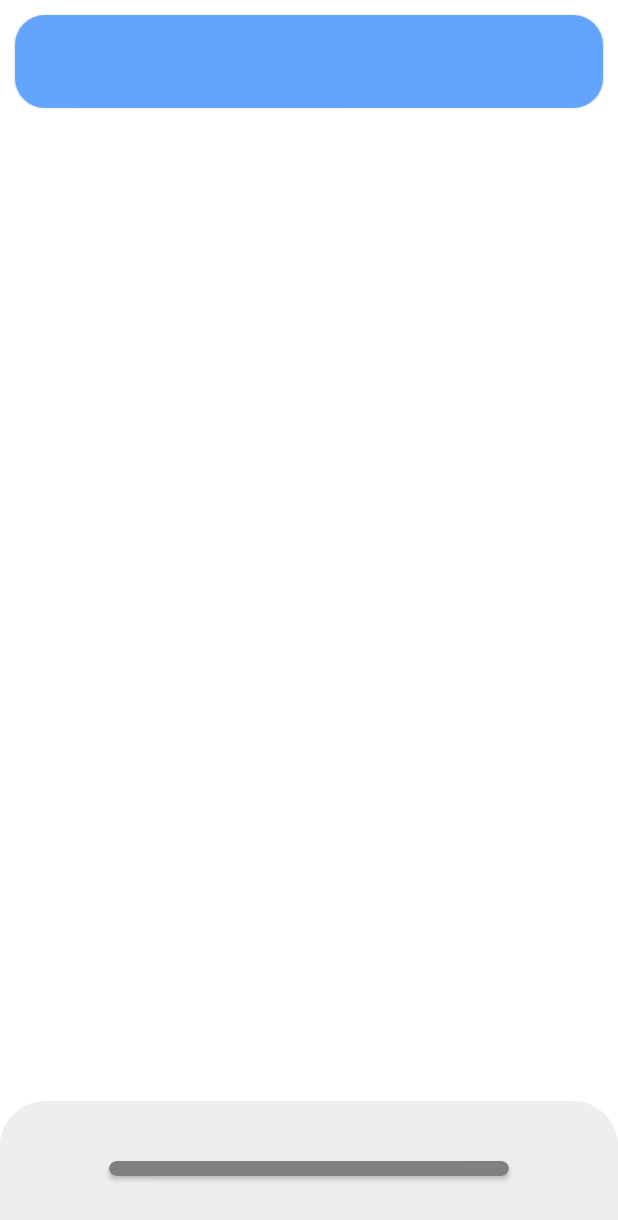
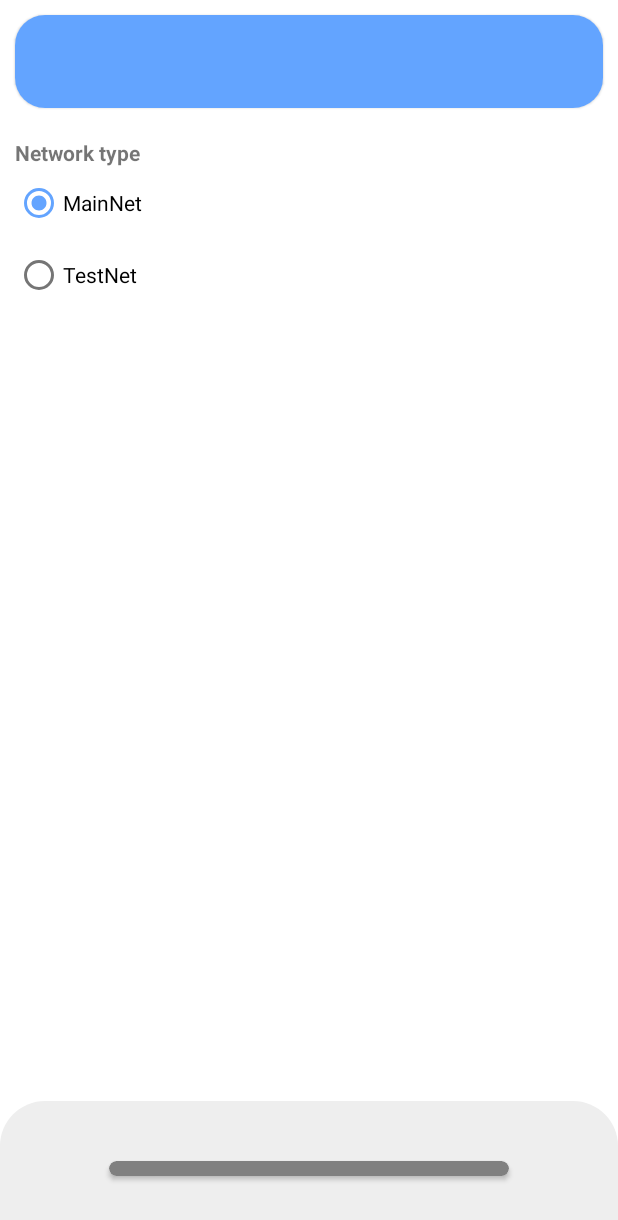
Before and after one commit to danielml3/MaterialWallet, an Android app: the screen it shows after launch (MainActivity), after a tap on "SETTINGS", on a phone screen of 412 x 824 dp. Shown: the top 1220 px of the screen. Run offline under Robolectric (Android 15) with nearby library versions, the phone set to English and light mode, and no system bars; libraries missing offline, so code that uses them is left out: io.horizontalsystems.bitcoincore, io.horizontalsystems.bitcoinkit, io.horizontalsystems.hdwalletkit; 2 statements that could not run were skipped.

Commit message:
app: let the user configure the network type
Signed-off-by: daniml3 <daniel@danielml.dev>
Change-Id: Ia6890e9b7c6e0dba213e3ea9ddf646cdfdc01840

```diff
--- a/app/src/main/kotlin/com/danielml/openwallet/BitcoinWallet.kt
+++ b/app/src/main/kotlin/com/danielml/openwallet/BitcoinWallet.kt
@@ -1,6 +1,8 @@
 package com.danielml.openwallet
 
 import android.content.Context
+import android.util.Log
+import com.danielml.openwallet.Global.Companion.TAG
 import io.horizontalsystems.bitcoincore.core.Bip
 import io.horizontalsystems.bitcoinkit.BitcoinKit
 
@@ -16,7 +18,7 @@ class BitcoinWallet(context: Context, mnemonic: List<String>, private val name:
                 mnemonic,
                 String(),
                 walletId,
-                Global.NETWORK_TYPE,
+                Global.getNetworkType(context),
                 Global.PEER_SIZE,
                 Global.SYNC_MODE,
                 Global.MIN_CONFIRMATIONS,
--- a/app/src/main/kotlin/com/danielml/openwallet/Global.kt
+++ b/app/src/main/kotlin/com/danielml/openwallet/Global.kt
@@ -3,6 +3,10 @@ package com.danielml.openwallet
 import android.app.Activity
 import android.content.Context
 import com.danielml.openwallet.layouts.DraggableLinearLayout
+import com.danielml.openwallet.managers.SettingsManager
+import com.danielml.openwallet.managers.SettingsManager.Companion.MAIN_NET_SETTING_VALUE
+import com.danielml.openwallet.managers.SettingsManager.Companion.NETWORK_TYPE_SETTING
+import com.danielml.openwallet.managers.SettingsManager.Companion.TEST_NET_SETTING_VALUE
 import com.danielml.openwallet.managers.WalletManager
 import io.horizontalsystems.bitcoincore.BitcoinCore
 import io.horizontalsystems.bitcoinkit.BitcoinKit
@@ -18,7 +22,6 @@ class Global {
         const val SHARED_PREFS_MNEMONICS_LIST: String = "mnemonics-list"
 
         // Define various values used when initializing a wallet
-        val NETWORK_TYPE: BitcoinKit.NetworkType = BitcoinKit.NetworkType.TestNet
         val SYNC_MODE: BitcoinCore.SyncMode = BitcoinCore.SyncMode.Api()
         const val MIN_CONFIRMATIONS: Int = 1
         const val PEER_SIZE: Int = 5
@@ -50,5 +53,19 @@ class Global {
         fun getDraggableWalletContainer(context: Context): DraggableLinearLayout {
             return ((context as Activity).findViewById(R.id.wallet_draggable_layout) as DraggableLinearLayout)
         }
+
+        /*
+         * @returns the network type set by the user
+         */
+        fun getNetworkType(context: Context) : BitcoinKit.NetworkType {
+            val networkTypeSetting = SettingsManager.getSetting(context, NETWORK_TYPE_SETTING, MAIN_NET_SETTING_VALUE)
+            var networkType = BitcoinKit.NetworkType.MainNet
+
+            if (networkTypeSetting == TEST_NET_SETTING_VALUE) {
+                networkType = BitcoinKit.NetworkType.TestNet
+            }
+
+            return networkType
+        }
     }
 }
--- a/app/src/main/kotlin/com/danielml/openwallet/fragments/SettingsFragment.kt
+++ b/app/src/main/kotlin/com/danielml/openwallet/fragments/SettingsFragment.kt
@@ -5,9 +5,17 @@ import android.os.Bundle
 import android.view.LayoutInflater
 import android.view.View
 import android.view.ViewGroup
+import android.widget.RadioButton
+import android.widget.RadioGroup
 import android.widget.TextView
 import androidx.fragment.app.Fragment
+import com.danielml.openwallet.Global
 import com.danielml.openwallet.R
+import com.danielml.openwallet.managers.SettingsManager
+import com.danielml.openwallet.managers.SettingsManager.Companion.MAIN_NET_SETTING_VALUE
+import com.danielml.openwallet.managers.SettingsManager.Companion.NETWORK_TYPE_SETTING
+import com.danielml.openwallet.managers.SettingsManager.Companion.TEST_NET_SETTING_VALUE
+import io.horizontalsystems.bitcoinkit.BitcoinKit
 
 class SettingsFragment : Fragment() {
     override fun onCreateView(inflater: LayoutInflater, container: ViewGroup?, savedInstanceState: Bundle?): View? {
@@ -18,5 +26,25 @@ class SettingsFragment : Fragment() {
         super.onViewCreated(view, savedInstanceState)
 
         (context as Activity).findViewById<TextView>(R.id.active_wallet_name)?.text = ""
+
+        val networkTypeRadioGroup = view.findViewById<RadioGroup>(R.id.network_type_radio_group)
+        val mainNetRadioButton = view.findViewById<RadioButton>(R.id.main_net_radio_button)
+        val testNetRadioButton = view.findViewById<RadioButton>(R.id.test_net_radio_button)
+
+        networkTypeRadioGroup.setOnCheckedChangeListener { _, checkedId ->
+            var settingValue = MAIN_NET_SETTING_VALUE
+            if (checkedId == testNetRadioButton.id) {
+                settingValue = TEST_NET_SETTING_VALUE
+            }
+
+            SettingsManager.setSetting(context!!, NETWORK_TYPE_SETTING, settingValue)
+        }
+
+        val networkType = Global.getNetworkType(context!!)
+        if (networkType == BitcoinKit.NetworkType.MainNet) {
+            mainNetRadioButton.isChecked = true
+        } else if (networkType == BitcoinKit.NetworkType.TestNet) {
+            testNetRadioButton.isChecked = true
+        }
     }
 }
--- a/app/src/main/kotlin/com/danielml/openwallet/managers/SettingsManager.kt
+++ b/app/src/main/kotlin/com/danielml/openwallet/managers/SettingsManager.kt
@@ -5,6 +5,10 @@ import android.content.Context
 class SettingsManager {
     companion object {
         private const val SETTINGS_SHARED_PREFS = "settings"
+
+        const val NETWORK_TYPE_SETTING = "network_type"
+        const val MAIN_NET_SETTING_VALUE = "1"
+        const val TEST_NET_SETTING_VALUE = "2"
 
         /*
          * Stores the given setting information
--- a/app/src/main/res/layout/settings_fragment.xml
+++ b/app/src/main/res/layout/settings_fragment.xml
@@ -8,4 +8,27 @@
         android:padding="10dp"
         tools:context=".MainActivity">
 
+    <TextView
+            android:layout_width="wrap_content"
+            android:layout_height="wrap_content"
+            android:textStyle="bold"
+            android:text="@string/network_type"/>
+
+    <RadioGroup
+            android:id="@+id/network_type_radio_group"
+            android:checkedButton="@+id/main_net_radio_button"
+            android:layout_width="match_parent"
+            android:layout_height="wrap_content">
+        <RadioButton
+                android:id="@+id/main_net_radio_button"
+                android:layout_width="match_parent"
+                android:layout_height="match_parent"
+                android:text="@string/main_net"/>
+        <RadioButton
+                android:id="@+id/test_net_radio_button"
+                android:layout_width="match_parent"
+                android:layout_height="match_parent"
+                android:text="@string/test_net"/>
+    </RadioGroup>
+
 </LinearLayout>
--- a/app/src/main/res/values/strings.xml
+++ b/app/src/main/res/values/strings.xml
@@ -28,4 +28,8 @@
     <string name="wallet_name">Wallet name</string>
 
     <string name="settings">Settings</string>
+
+    <string name="network_type">Network type</string>
+    <string name="main_net">MainNet</string>
+    <string name="test_net">TestNet</string>
 </resources>
```
